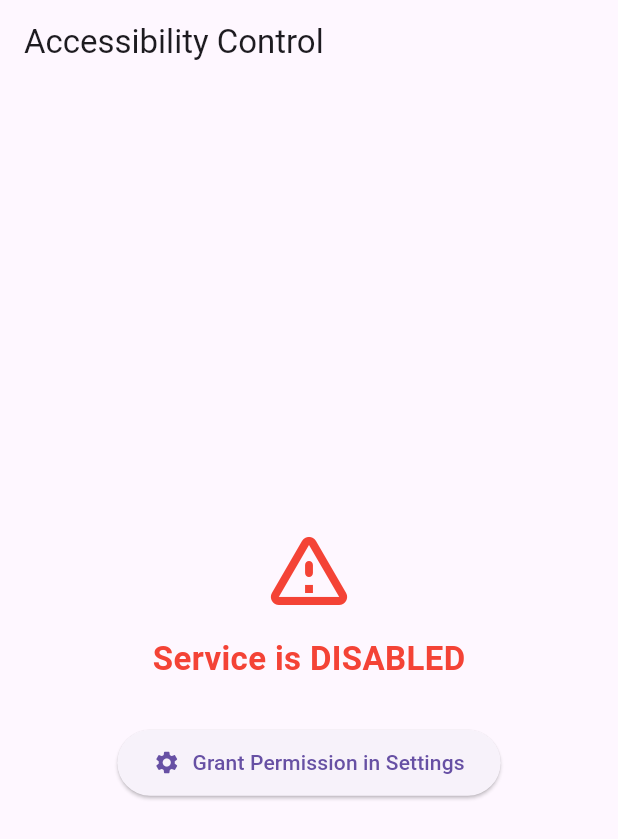
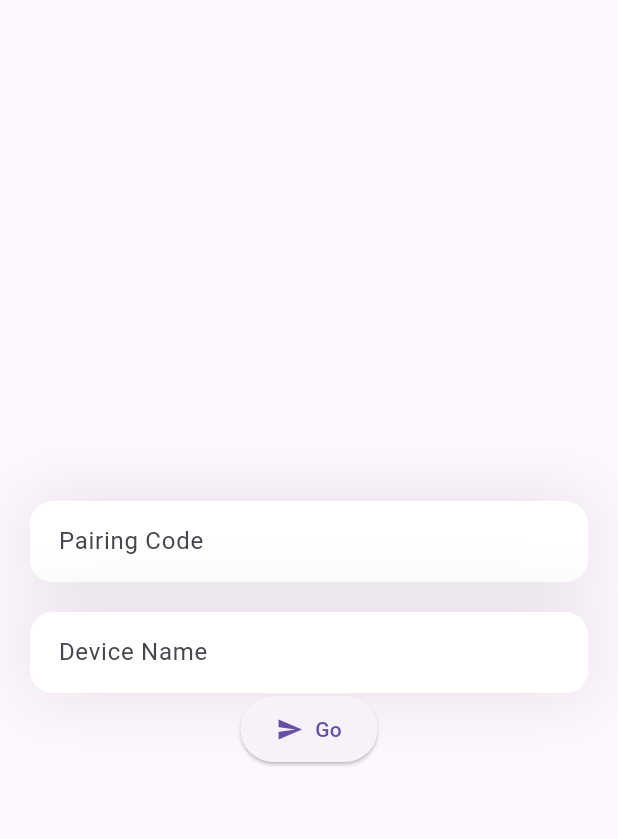
Before and after one commit to sinemadalan/digital_assistant, a Flutter app: the screen it shows after launch, on a phone screen of 412 x 824 dp. Shown: the top 839 px of the screen. Run offline on Flutter 3.47's test engine with Material 3 defaults, Android fonts, the phone set to English and light mode, and no system bars.

Commit message:
Added login page

```diff
--- a/lib/main.dart
+++ b/lib/main.dart
@@ -1,4 +1,5 @@
 import 'package:accessibility_service/pages/control_panel.dart';
+import 'package:accessibility_service/pages/login_page.dart';
 import 'package:flutter/material.dart';
 
 void main() {
@@ -16,7 +17,7 @@ class MyApp extends StatelessWidget {
         primarySwatch: Colors.blue,
       ),
       // This is where you inject your Scaffold
-      home: const ControlPanel(),
+      home: const LoginPage(),
     );
   }
 }
--- a/lib/pages/login_page.dart
+++ b/lib/pages/login_page.dart
@@ -0,0 +1,61 @@
+import 'package:flutter/material.dart';
+class LoginPage extends StatelessWidget{
+  const LoginPage({Key? key}) : super(key: key);
+  @override
+  Widget build(BuildContext context) {
+
+    return Scaffold(
+      body: Center(
+        child: Column(
+          mainAxisAlignment: MainAxisAlignment.center,
+          children: [
+            decoratedTextFieldContainer("Pairing Code"),
+            decoratedTextFieldContainer("Device Name"),
+            decoratedButtonContainer("Go", () {print("Pressed GO button");})
+          ],
+        ),
+      ),
+    );
+  }
+
+  Container decoratedTextFieldContainer(String str){
+    return Container(
+      margin: EdgeInsets.only(top: 20,left: 20,right: 20),
+      decoration: BoxDecoration(
+        boxShadow: [
+          BoxShadow(
+              color: Color(0xff1d1617).withValues(alpha: 0.11),
+              blurRadius: 40,
+              spreadRadius: 0.0
+          ),
+        ],
+      ),
+      child: TextField(
+
+        decoration: InputDecoration(
+            hintText: str,
+            filled:true,
+            fillColor: Colors.white,
+            contentPadding: EdgeInsets.all(15),
+            border: OutlineInputBorder(
+                borderRadius: BorderRadius.circular(15),
+                borderSide: BorderSide.none
+            )
+        ),
+      ),
+
+    );
+  }
+
+  Widget decoratedButtonContainer(String str, void Function()? callback) {
+    return ElevatedButton.icon(
+      onPressed: callback,
+      icon: const Icon(Icons.send),
+      label: Text(str),
+      style: ElevatedButton.styleFrom(
+        padding: const EdgeInsets.symmetric(horizontal: 24, vertical: 12),
+      ),
+    );
+  }
+
+}
```
